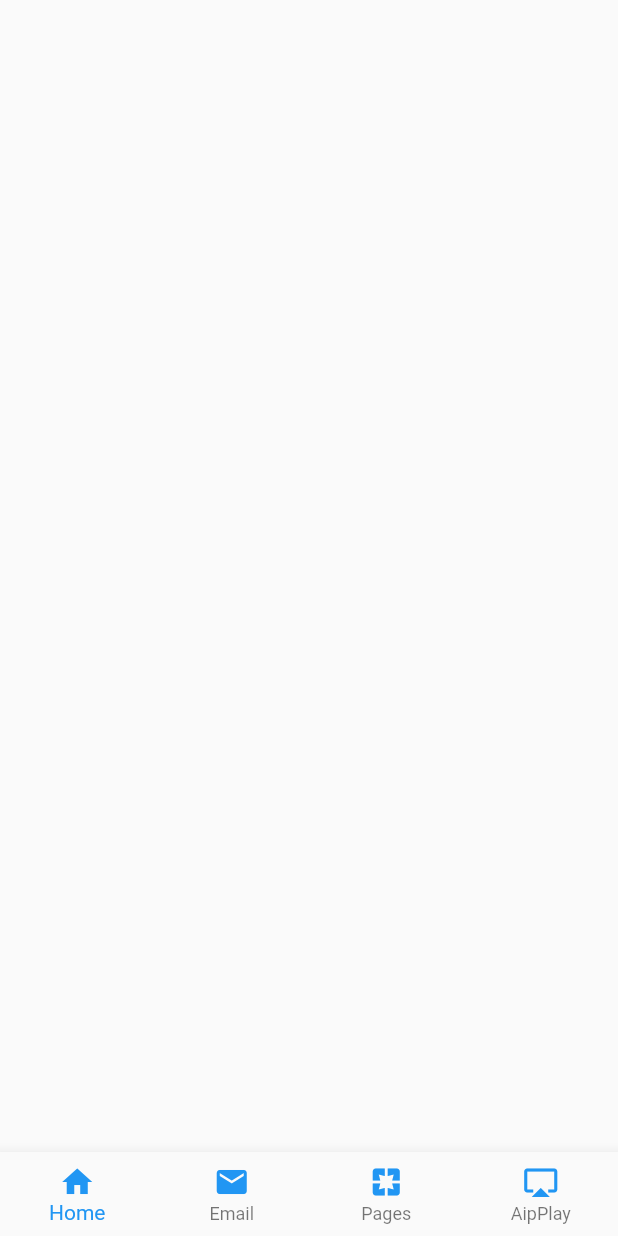
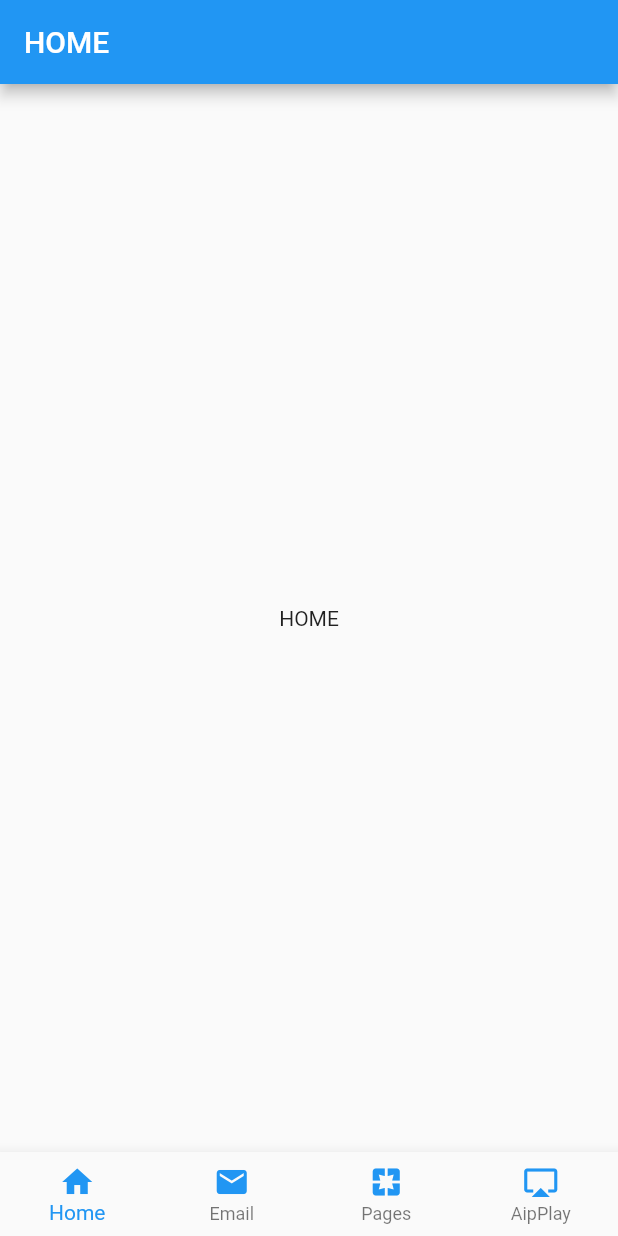
Before and after one commit to jiaweizeng/FlutterPlay1, a Flutter app: the BottomNavigationWidget screen opened directly, on a phone screen of 412 x 824 dp. Run offline on Flutter 3.47's test engine with Material 2 defaults, Android fonts, the phone set to English and light mode, and no system bars.

Commit message:
底部导航界面

```diff
--- a/lib/20/BottomNavigationWidget.dart
+++ b/lib/20/BottomNavigationWidget.dart
@@ -1,4 +1,9 @@
 import 'package:flutter/material.dart';
+
+import 'airplay_screen.dart';
+import 'email_screen.dart';
+import 'home_screen.dart';
+import 'pages_screen.dart';
 
 void main() {
   runApp(MaterialApp(
@@ -13,56 +18,61 @@ class BottomNavigationWidget extends StatefulWidget {
 
 class _BottomNavigationWidgetState extends State<BottomNavigationWidget> {
   final _BottomNavigationColor = Colors.blue;
+  int _currentIndex = 0;
+  List<Widget> list = List();
+
+  @override
+  void initState() {
+    list
+      ..add(HomeScreen())
+      ..add(EmailScreen())
+      ..add(PageScreen())
+      ..add(AirplayScreen());
+    super.initState();
+  }
 
   @override
   Widget build(BuildContext context) {
     return Scaffold(
-
+      body: list[_currentIndex],
       bottomNavigationBar: BottomNavigationBar(
           items: [
             BottomNavigationBarItem(
-                icon:Icon(
+                icon: Icon(
                   Icons.home,
-                  color:_BottomNavigationColor,
+                  color: _BottomNavigationColor,
                 ),
-                title:Text(
-                    'Home',
-                    style:TextStyle(color:_BottomNavigationColor)
-                )
-            ),
+                title: Text('Home',
+                    style: TextStyle(color: _BottomNavigationColor))),
             BottomNavigationBarItem(
-                icon:Icon(
+                icon: Icon(
                   Icons.email,
-                  color:_BottomNavigationColor,
+                  color: _BottomNavigationColor,
                 ),
-                title:Text(
-                    'Email',
-                    style:TextStyle(color:_BottomNavigationColor)
-                )
-            ),
+                title: Text('Email',
+                    style: TextStyle(color: _BottomNavigationColor))),
             BottomNavigationBarItem(
-                icon:Icon(
+                icon: Icon(
                   Icons.pages,
-                  color:_BottomNavigationColor,
+                  color: _BottomNavigationColor,
                 ),
-                title:Text(
-                    'Pages',
-                    style:TextStyle(color:_BottomNavigationColor)
-                )
-            ),
+                title: Text('Pages',
+                    style: TextStyle(color: _BottomNavigationColor))),
             BottomNavigationBarItem(
-                icon:Icon(
+                icon: Icon(
                   Icons.airplay,
-                  color:_BottomNavigationColor,
+                  color: _BottomNavigationColor,
                 ),
-                title:Text(
-                    'AipPlay',
-                    style:TextStyle(color:_BottomNavigationColor)
-                )
-            ),
+                title: Text('AipPlay',
+                    style: TextStyle(color: _BottomNavigationColor))),
           ],
-          type:BottomNavigationBarType.fixed
-      ),
+          currentIndex: _currentIndex,
+          onTap: (int index) {
+            setState(() {
+              _currentIndex = index;
+            });
+          },
+          type: BottomNavigationBarType.fixed),
     );
   }
 }
--- /dev/null
+++ b/lib/20/home_screen.dart
@@ -0,0 +1,15 @@
+import 'package:flutter/material.dart';
+
+class HomeScreen extends StatelessWidget {
+  @override
+  Widget build(BuildContext context) {
+    return Scaffold(
+        appBar:AppBar(
+          title: Text('HOME'),
+        ),
+        body:Center(
+          child: Text('HOME'),
+        )
+    );
+  }
+}
```
Also changed, not shown: lib/20/airplay_screen.dart (added, +15 -0 lines), lib/20/email_screen.dart (added, +15 -0 lines), lib/20/pages_screen.dart (added, +15 -0 lines).
